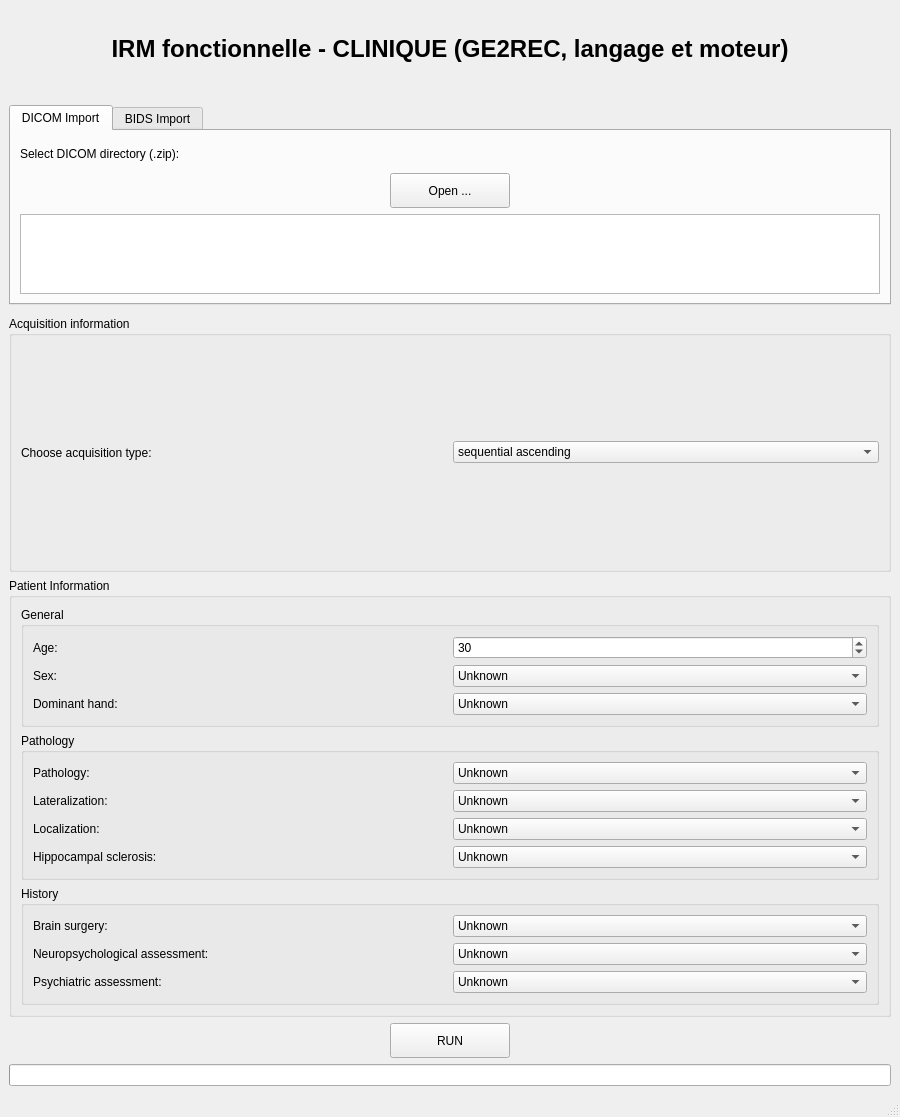
First picture: the form in ge2rec-clin/interface.ui, repository IRMaGe-3T/ge2rec-clin, before the edit.
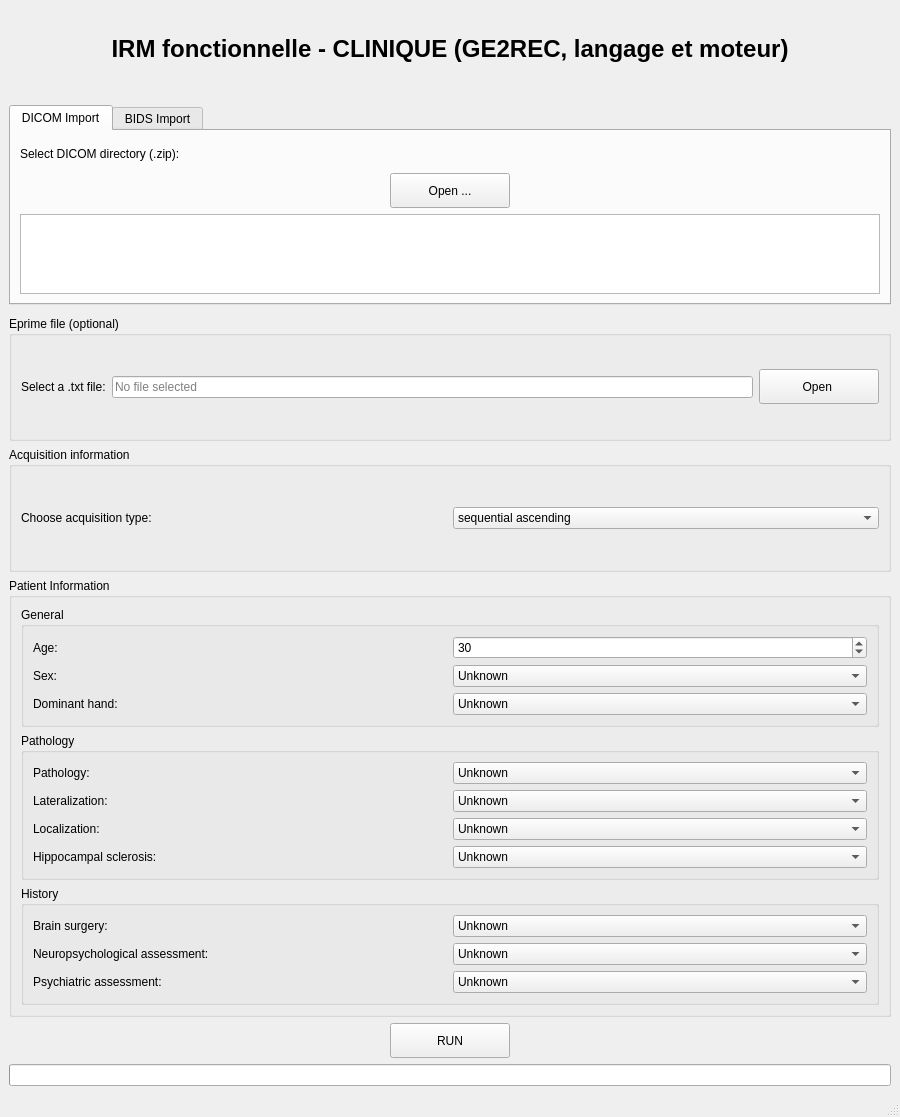
Second picture: the form after the edit. The open tabs and pages were chosen to show the change.

What changed in the file:
```diff
--- a/ge2rec-clin/interface.ui
+++ b/ge2rec-clin/interface.ui
@@ -212,6 +212,45 @@
       </property>
      </spacer>
     </item>
+    <item>
+     <widget class="QGroupBox" name="groupBox_txt">
+      <property name="title">
+       <string>Eprime file (optional)</string>
+      </property>
+      <layout class="QHBoxLayout" name="horizontalLayout_txt">
+       <item>
+        <widget class="QLabel" name="label_txt">
+         <property name="text">
+          <string>Select a .txt file:</string>
+         </property>
+        </widget>
+       </item>
+       <item>
+        <widget class="QLineEdit" name="lineEdit_txt">
+         <property name="readOnly">
+          <bool>true</bool>
+         </property>
+         <property name="placeholderText">
+          <string>No file selected</string>
+         </property>
+        </widget>
+       </item>
+       <item>
+        <widget class="QPushButton" name="pushButton_txt">
+         <property name="minimumSize">
+          <size>
+           <width>120</width>
+           <height>35</height>
+          </size>
+         </property>
+         <property name="text">
+          <string>Open </string>
+         </property>
+        </widget>
+       </item>
+      </layout>
+     </widget>
+    </item>
     <item>
      <widget class="QGroupBox" name="groupBox_acquisition">
       <property name="title">
```
Left out of the diff: 4 changed lines with no effect on the pictures.
